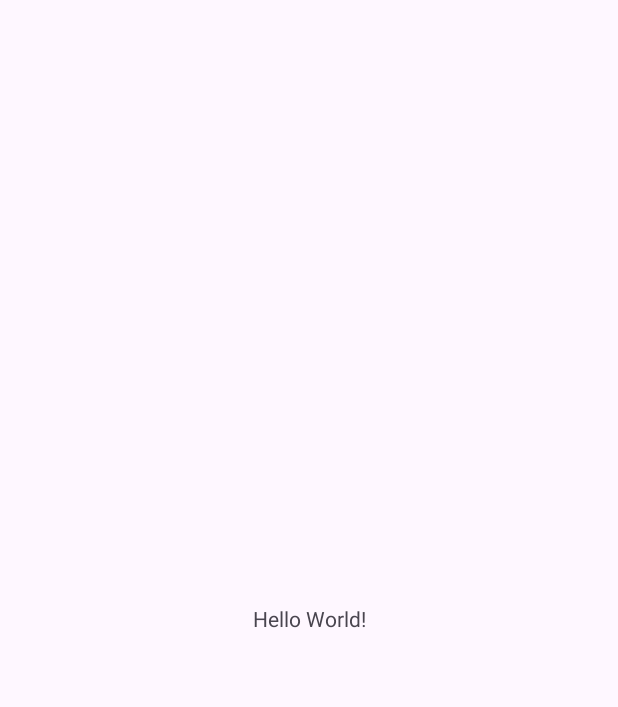
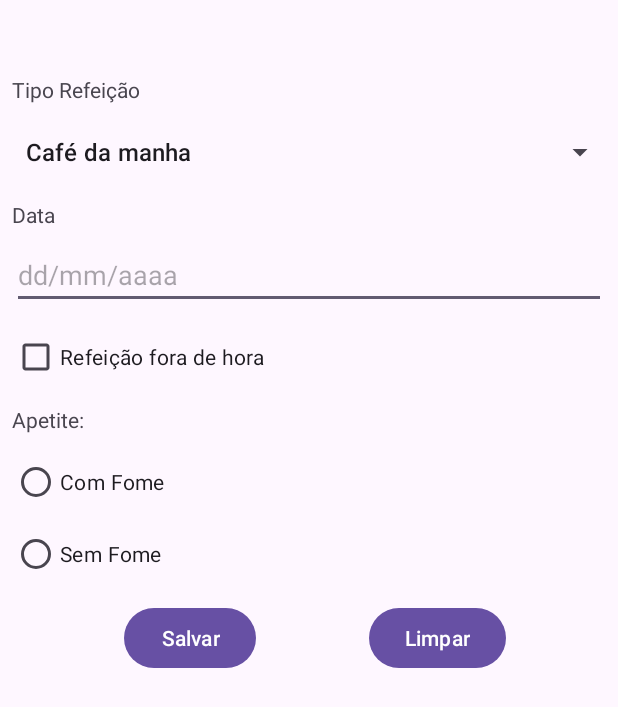
Before and after one commit to lucaspoltronieri/ControleAlimentar, an Android app: the screen it shows after launch (MainActivity before the commit, RefeicaoActivity after it), on a phone screen of 412 x 824 dp. Before the commit the part shown is almost empty. Shown: the top 707 px of the screen. Run offline under Robolectric (Android 15) with nearby library versions, the phone set to English and light mode, and no system bars.

Commit message:
Create componentes RefeicaoActivity

```diff
--- a/app/src/main/AndroidManifest.xml
+++ b/app/src/main/AndroidManifest.xml
@@ -12,7 +12,7 @@
         android:supportsRtl="true"
         android:theme="@style/Theme.ControleAlimentar">
         <activity
-            android:name=".MainActivity"
+            android:name=".RefeicaoActivity"
             android:exported="true">
             <intent-filter>
                 <action android:name="android.intent.action.MAIN" />
--- a/app/src/main/java/com/lucaspoltronieri/controlealimentar/MainActivity.java
+++ /dev/null
@@ -1,24 +0,0 @@
-package com.lucaspoltronieri.controlealimentar;
-
-import android.os.Bundle;
-
-import androidx.activity.EdgeToEdge;
-import androidx.appcompat.app.AppCompatActivity;
-import androidx.core.graphics.Insets;
-import androidx.core.view.ViewCompat;
-import androidx.core.view.WindowInsetsCompat;
-
-public class MainActivity extends AppCompatActivity {
-
-    @Override
-    protected void onCreate(Bundle savedInstanceState) {
-        super.onCreate(savedInstanceState);
-        EdgeToEdge.enable(this);
-        setContentView(R.layout.activity_main);
-        ViewCompat.setOnApplyWindowInsetsListener(findViewById(R.id.main), (v, insets) -> {
-            Insets systemBars = insets.getInsets(WindowInsetsCompat.Type.systemBars());
-            v.setPadding(systemBars.left, systemBars.top, systemBars.right, systemBars.bottom);
-            return insets;
-        });
-    }
-}
--- /dev/null
+++ b/app/src/main/java/com/lucaspoltronieri/controlealimentar/RefeicaoActivity.java
@@ -0,0 +1,115 @@
+package com.lucaspoltronieri.controlealimentar;
+
+import android.os.Bundle;
+import android.widget.ArrayAdapter;
+import android.widget.Button;
+import android.widget.CheckBox;
+import android.widget.EditText;
+import android.widget.RadioButton;
+import android.widget.RadioGroup;
+import android.widget.Spinner;
+import android.widget.TextView;
+import android.widget.Toast;
+
+import androidx.appcompat.app.AppCompatActivity;
+
+import java.util.ArrayList;
+
+public class RefeicaoActivity extends AppCompatActivity {
+
+    private Spinner spinnerTipoRefeicao;
+    private TextView textTipoRefeicao, textData;
+    private EditText editTextDate;
+    private RadioGroup radioGroupFome;
+    private CheckBox checkBoxForaHorario;
+    private Button buttonSalvar, buttonLimpar;
+
+    @Override
+    protected void onCreate(Bundle savedInstanceState) {
+        super.onCreate(savedInstanceState);
+        setContentView(R.layout.activity_refeicao);
+
+        //Referência dos elementos que compõe a activity
+
+        spinnerTipoRefeicao = findViewById(R.id.spinnerTipoRefeicao);
+        textTipoRefeicao = findViewById(R.id.textTipoRefeicao);
+        textData = findViewById(R.id.textData);
+        editTextDate = findViewById(R.id.editTextDate);
+        radioGroupFome = findViewById(R.id.radioGroupFome);
+        checkBoxForaHorario = findViewById(R.id.checkBoxForaHorario);
+        buttonSalvar = findViewById(R.id.buttonSalvar);
+        buttonLimpar = findViewById(R.id.buttonLimpar);
+
+        //preenche o spinner com dados da arraylist
+        popularTipoRefeicao();
+
+        //limpar campos
+        buttonLimpar.setOnClickListener(v ->{
+            spinnerTipoRefeicao.setSelection(0);
+            radioGroupFome.clearCheck();
+            checkBoxForaHorario.setChecked(false);
+            editTextDate.setText(null);
+
+            Toast.makeText(this,
+                    R.string.formulario_limpo_com_sucesso,
+                    Toast.LENGTH_SHORT).show();
+
+            spinnerTipoRefeicao.requestFocus();
+
+        });
+
+        //salvar
+        buttonSalvar.setOnClickListener(v ->{
+
+            String tipoRefeicao = spinnerTipoRefeicao.getSelectedItem().toString();
+            String data = editTextDate.getText().toString().trim();
+            //validação
+            if(data.isEmpty()){
+                editTextDate.requestFocus();
+                Toast.makeText(this,
+                        R.string.preencha_a_data_da_refeicao,
+                        Toast.LENGTH_SHORT).show();
+                editTextDate.requestFocus();
+                return;
+            }
+            int selectedRadiId = radioGroupFome.getCheckedRadioButtonId();
+
+            //valida se selecionado algum radioButton
+            if (selectedRadiId == -1){
+                Toast.makeText(this,
+                        R.string.selecione_o_estado_do_apetite,
+                        Toast.LENGTH_SHORT).show();
+                return;
+            }
+            //pega o valor selecionado do groupRadio
+            RadioButton radioButtonSelecionado = findViewById(selectedRadiId);
+            String apetite = radioButtonSelecionado.getText().toString();
+            boolean foraHorario = checkBoxForaHorario.isChecked();
+
+            //lançar dados em um string
+            String resumo =
+                     getString(R.string.tipo) + tipoRefeicao + "\n"
+                    +getString(R.string.stringdata) + data + "\n"
+                    +getString(R.string.fora_do_horario) +(foraHorario ? getString(R.string.sim) : getString(R.string.nao)) + "\n"
+                    +getString(R.string.apetite) + apetite;
+
+            Toast.makeText(this,resumo, Toast.LENGTH_LONG).show();
+        });
+    }
+    public void popularTipoRefeicao(){
+
+        ArrayList<String> list = new ArrayList<>();
+        list.add(getString(R.string.cafe_da_manha));
+        list.add(getString(R.string.almoco));
+        list.add(getString(R.string.cafe_da_tarde));
+        list.add(getString(R.string.jantar));
+        list.add(getString(R.string.ceia));
+        list.add(getString(R.string.refeicao_extra));
+
+        ArrayAdapter<String> adapter = new ArrayAdapter<>(this,
+                android.R.layout.simple_list_item_1,list);
+
+        spinnerTipoRefeicao.setAdapter(adapter);
+
+    }
+}
--- a/app/src/main/res/layout/activity_main.xml
+++ /dev/null
@@ -1,19 +0,0 @@
-<?xml version="1.0" encoding="utf-8"?>
-<androidx.constraintlayout.widget.ConstraintLayout xmlns:android="http://schemas.android.com/apk/res/android"
-    xmlns:app="http://schemas.android.com/apk/res-auto"
-    xmlns:tools="http://schemas.android.com/tools"
-    android:id="@+id/main"
-    android:layout_width="match_parent"
-    android:layout_height="match_parent"
-    tools:context=".MainActivity">
-
-    <TextView
-        android:layout_width="wrap_content"
-        android:layout_height="wrap_content"
-        android:text="Hello World!"
-        app:layout_constraintBottom_toBottomOf="parent"
-        app:layout_constraintEnd_toEndOf="parent"
-        app:layout_constraintStart_toStartOf="parent"
-        app:layout_constraintTop_toTopOf="parent" />
-
-</androidx.constraintlayout.widget.ConstraintLayout>
--- /dev/null
+++ b/app/src/main/res/layout/activity_refeicao.xml
@@ -0,0 +1,126 @@
+<?xml version="1.0" encoding="utf-8"?>
+<androidx.constraintlayout.widget.ConstraintLayout xmlns:android="http://schemas.android.com/apk/res/android"
+    xmlns:app="http://schemas.android.com/apk/res-auto"
+    xmlns:tools="http://schemas.android.com/tools"
+    android:id="@+id/main"
+    android:layout_width="match_parent"
+    android:layout_height="match_parent"
+    tools:context=".RefeicaoActivity">
+
+    <TextView
+        android:id="@+id/textData"
+        android:layout_width="wrap_content"
+        android:layout_height="wrap_content"
+        android:layout_marginStart="8dp"
+        android:layout_marginTop="8dp"
+        android:text="@string/data"
+        app:layout_constraintStart_toStartOf="parent"
+        app:layout_constraintTop_toBottomOf="@+id/spinnerTipoRefeicao" />
+
+    <EditText
+        android:id="@+id/editTextDate"
+        android:layout_width="0dp"
+        android:layout_height="wrap_content"
+        android:layout_marginStart="8dp"
+        android:layout_marginTop="8dp"
+        android:layout_marginEnd="8dp"
+        android:ems="10"
+        android:hint="@string/dd_mm_aaaa"
+        android:inputType="date"
+        app:layout_constraintEnd_toEndOf="parent"
+        app:layout_constraintHorizontal_bias="1.0"
+        app:layout_constraintStart_toStartOf="parent"
+        app:layout_constraintTop_toBottomOf="@+id/textData" />
+
+    <TextView
+        android:id="@+id/textTipoRefeicao"
+        android:layout_width="wrap_content"
+        android:layout_height="wrap_content"
+        android:layout_marginStart="8dp"
+        android:layout_marginTop="50dp"
+        android:text="@string/tipo_refeicao"
+        app:layout_constraintStart_toStartOf="parent"
+        app:layout_constraintTop_toTopOf="parent" />
+
+    <Spinner
+        android:id="@+id/spinnerTipoRefeicao"
+        android:layout_width="409dp"
+        android:layout_height="wrap_content"
+        android:layout_marginStart="8dp"
+        android:layout_marginTop="8dp"
+        android:layout_marginEnd="8dp"
+        app:layout_constraintEnd_toEndOf="parent"
+        app:layout_constraintStart_toStartOf="parent"
+        app:layout_constraintTop_toBottomOf="@+id/textTipoRefeicao" />
+
+    <CheckBox
+        android:id="@+id/checkBoxForaHorario"
+        android:layout_width="0dp"
+        android:layout_height="wrap_content"
+        android:layout_marginStart="8dp"
+        android:layout_marginTop="8dp"
+        android:layout_marginEnd="8dp"
+        android:text="@string/refeicao_fora_horario"
+        app:layout_constraintEnd_toEndOf="parent"
+        app:layout_constraintStart_toStartOf="parent"
+        app:layout_constraintTop_toBottomOf="@+id/editTextDate" />
+
+    <RadioGroup
+        android:id="@+id/radioGroupFome"
+        android:layout_width="0dp"
+        android:layout_height="wrap_content"
+        android:layout_marginStart="8dp"
+        android:layout_marginTop="8dp"
+        android:layout_marginEnd="8dp"
+        app:layout_constraintEnd_toEndOf="parent"
+        app:layout_constraintStart_toStartOf="parent"
+        app:layout_constraintTop_toBottomOf="@+id/textViewApetite">
+
+        <RadioButton
+            android:id="@+id/radioButtonComFome"
+            android:layout_width="match_parent"
+            android:layout_height="wrap_content"
+            android:text="@string/com_fome" />
+
+        <RadioButton
+            android:id="@+id/radioButtonSemFome"
+            android:layout_width="match_parent"
+            android:layout_height="wrap_content"
+            android:text="@string/sem_fome" />
+
+    </RadioGroup>
+
+    <Button
+        android:id="@+id/buttonSalvar"
+        android:layout_width="wrap_content"
+        android:layout_height="wrap_content"
+        android:layout_marginStart="8dp"
+        android:layout_marginTop="8dp"
+        android:text="@string/salvar"
+        app:layout_constraintEnd_toStartOf="@+id/buttonLimpar"
+        app:layout_constraintHorizontal_bias="0.5"
+        app:layout_constraintHorizontal_chainStyle="spread"
+        app:layout_constraintStart_toStartOf="parent"
+        app:layout_constraintTop_toBottomOf="@+id/radioGroupFome" />
+
+    <Button
+        android:id="@+id/buttonLimpar"
+        android:layout_width="wrap_content"
+        android:layout_height="wrap_content"
+        android:text="@string/limpar"
+        app:layout_constraintEnd_toEndOf="parent"
+        app:layout_constraintHorizontal_bias="0.5"
+        app:layout_constraintStart_toEndOf="@+id/buttonSalvar"
+        app:layout_constraintTop_toTopOf="@+id/buttonSalvar" />
+
+    <TextView
+        android:id="@+id/textViewApetite"
+        android:layout_width="wrap_content"
+        android:layout_height="wrap_content"
+        android:layout_marginStart="8dp"
+        android:layout_marginTop="8dp"
+        android:text="@string/apetite"
+        app:layout_constraintStart_toStartOf="parent"
+        app:layout_constraintTop_toBottomOf="@+id/checkBoxForaHorario" />
+
+</androidx.constraintlayout.widget.ConstraintLayout>
--- a/app/src/main/res/values/strings.xml
+++ b/app/src/main/res/values/strings.xml
@@ -1,3 +1,26 @@
 <resources>
     <string name="app_name">ControleAlimentar</string>
+    <string name="data">Data</string>
+    <string name="tipo_refeicao">Tipo Refeição</string>
+    <string name="cafe_da_manha">Café da manha</string>
+    <string name="almoco">Almoço</string>
+    <string name="cafe_da_tarde">Café da tarde</string>
+    <string name="jantar">Jantar</string>
+    <string name="ceia">Ceia</string>
+    <string name="refeicao_extra">Refeição Extra</string>
+    <string name="refeicao_fora_horario">Refeição fora de hora</string>
+    <string name="com_fome">Com Fome</string>
+    <string name="sem_fome">Sem Fome</string>
+    <string name="salvar">Salvar</string>
+    <string name="limpar">Limpar</string>
+    <string name="dd_mm_aaaa">dd/mm/aaaa</string>
+    <string name="formulario_limpo_com_sucesso">Formulário Limpo com sucesso!</string>
+    <string name="preencha_a_data_da_refeicao">Preencha a data da refeição</string>
+    <string name="selecione_o_estado_do_apetite">Selecione o estado do apetite</string>
+    <string name="tipo">"Tipo: "</string>
+    <string name="stringdata">"Data: "</string>
+    <string name="fora_do_horario">"Fora do Horário: "</string>
+    <string name="apetite">"Apetite: "</string>
+    <string name="sim">Sim</string>
+    <string name="nao">Não</string>
 </resources>
```
